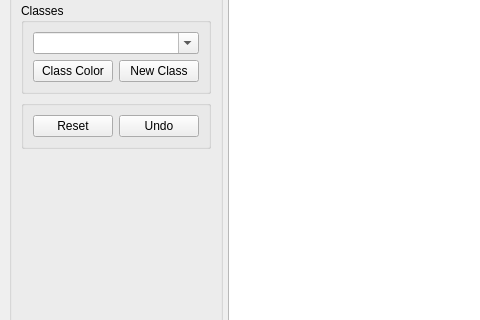
The window that src/ui/mark.ui (KDE/mark) describes before a commit, drawn with Qt 5; both pictures show x 0 to 480 and y 111 to 431 of the 1024 by 661 pixel window.
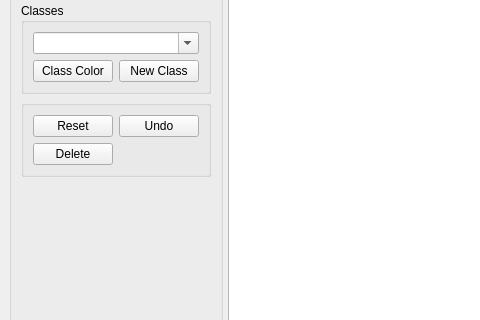
The same window after the commit. Icons and pictures are not drawn. Custom widgets are drawn as their Qt base class.

Commit message: revert logic of undo, add delete funcionality

```diff
--- a/src/ui/mark.ui
+++ b/src/ui/mark.ui
@@ -249,6 +249,28 @@
             </property>
            </widget>
           </item>
+          <item row="1" column="0">
+           <widget class="QPushButton" name="deleteButton">
+            <property name="sizePolicy">
+             <sizepolicy hsizetype="Minimum" vsizetype="Minimum">
+              <horstretch>0</horstretch>
+              <verstretch>0</verstretch>
+             </sizepolicy>
+            </property>
+            <property name="minimumSize">
+             <size>
+              <width>0</width>
+              <height>20</height>
+             </size>
+            </property>
+            <property name="focusPolicy">
+             <enum>Qt::NoFocus</enum>
+            </property>
+            <property name="text">
+             <string>Delete</string>
+            </property>
+           </widget>
+          </item>
          </layout>
         </widget>
        </item>
```
The commit also changes 6 other files.
